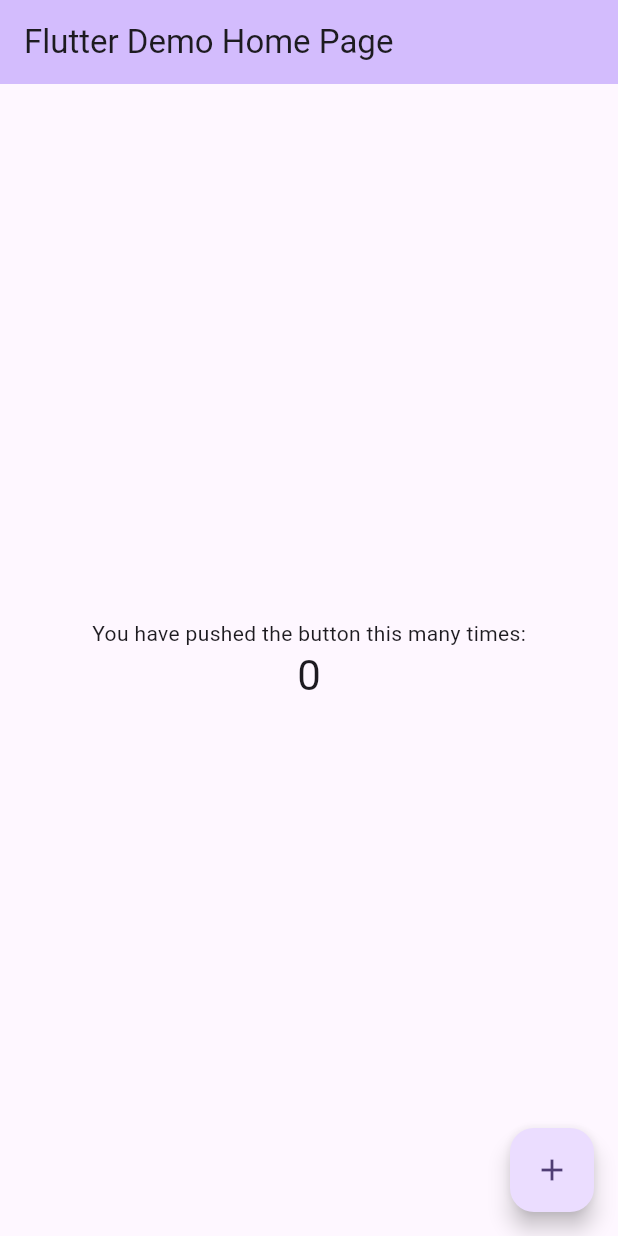
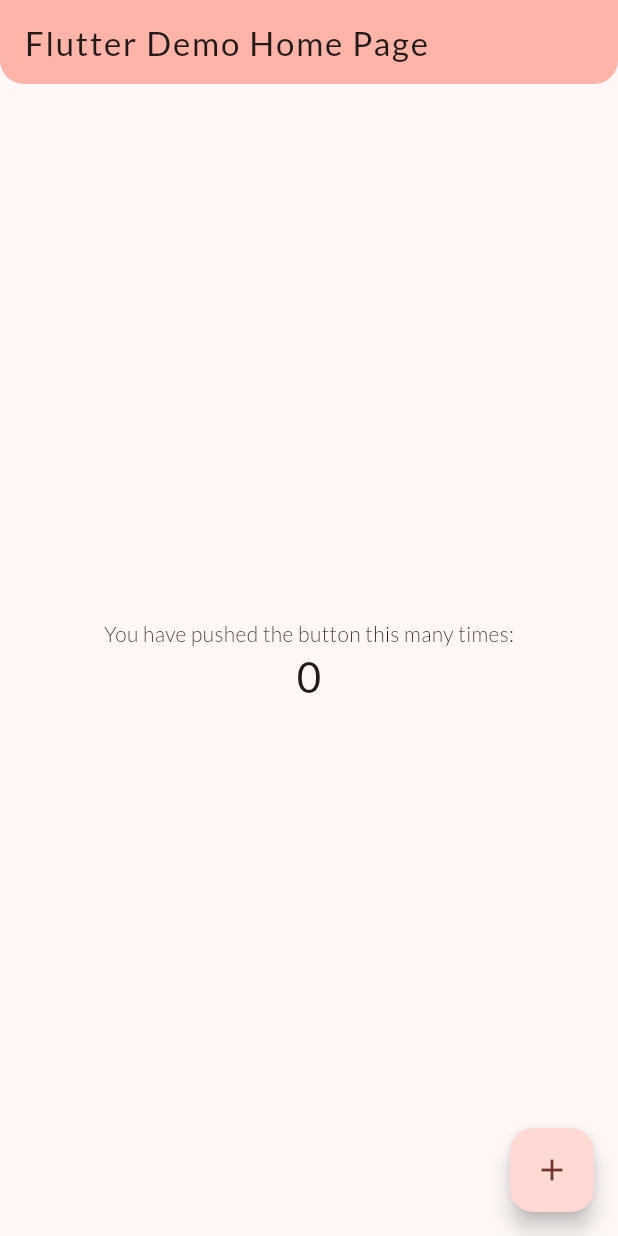
Before and after one commit to svenster18/restaurant, a Flutter app: the screen it shows after launch, on a phone screen of 412 x 824 dp. Run offline on Flutter 3.47's test engine with Material 3 defaults, Android fonts, the phone set to English and light mode, and no system bars; our stand-ins replace google_fonts.

Commit message:
feat: Implement Restaurant Theme and Typography
This commit introduces a new theming system for the application, including color and text styles.

-   Added `RestaurantTheme` to define light and dark themes.
-   Implemented `RestaurantTextStyles` to manage text styles, including display, headline, title, body, and label variants.
-   Created `RestaurantColors` to manage app color.
- Updated `main.dart` to use `RestaurantTheme`.
- Updated dependencies in `pubspec.yaml` and `pubspec.lock`.
- Reorganize `restaurant_colors.dart` under colors folder.

```diff
--- a/lib/main.dart
+++ b/lib/main.dart
@@ -1,4 +1,5 @@
 import 'package:flutter/material.dart';
+import 'package:restaurant/style/theme/restaurant_theme.dart';
 
 void main() {
   runApp(const MyApp());
@@ -11,25 +12,10 @@ class MyApp extends StatelessWidget {
   @override
   Widget build(BuildContext context) {
     return MaterialApp(
-      title: 'Flutter Demo',
-      theme: ThemeData(
-        // This is the theme of your application.
-        //
-        // TRY THIS: Try running your application with "flutter run". You'll see
-        // the application has a purple toolbar. Then, without quitting the app,
-        // try changing the seedColor in the colorScheme below to Colors.green
-        // and then invoke "hot reload" (save your changes or press the "hot
-        // reload" button in a Flutter-supported IDE, or press "r" if you used
-        // the command line to start the app).
-        //
-        // Notice that the counter didn't reset back to zero; the application
-        // state is not lost during the reload. To reset the state, use hot
-        // restart instead.
-        //
-        // This works for code too, not just values: Most code changes can be
-        // tested with just a hot reload.
-        colorScheme: ColorScheme.fromSeed(seedColor: Colors.deepPurple),
-      ),
+      title: 'Restaurant',
+      theme: RestaurantTheme.lightTheme,
+      darkTheme: RestaurantTheme.darkTheme,
+      themeMode: ThemeMode.system,
       home: const MyHomePage(title: 'Flutter Demo Home Page'),
     );
   }
--- /dev/null
+++ b/lib/style/theme/restaurant_theme.dart
@@ -0,0 +1,59 @@
+import 'package:flutter/material.dart';
+import 'package:restaurant/style/colors/restaurant_colors.dart';
+
+import '../typograhy/restaurant_text_styles.dart';
+
+class RestaurantTheme {
+
+  static ThemeData get lightTheme {
+    return ThemeData(
+      colorSchemeSeed: RestaurantColors.red.color,
+      brightness: Brightness.light,
+      textTheme: _textTheme,
+      useMaterial3: true,
+      appBarTheme: _appBarTheme,
+    );
+  }
+
+  static ThemeData get darkTheme {
+    return ThemeData(
+      colorSchemeSeed: RestaurantColors.red.color,
+      brightness: Brightness.dark,
+      textTheme: _textTheme,
+      useMaterial3: true,
+      appBarTheme: _appBarTheme,
+    );
+  }
+
+  static TextTheme get _textTheme {
+    return TextTheme(
+      displayLarge: RestaurantTextStyles.displayLarge,
+      displayMedium: RestaurantTextStyles.displayMedium,
+      displaySmall: RestaurantTextStyles.displaySmall,
+      headlineLarge: RestaurantTextStyles.headlineLarge,
+      headlineMedium: RestaurantTextStyles.headlineMedium,
+      headlineSmall: RestaurantTextStyles.headlineSmall,
+      titleLarge: RestaurantTextStyles.titleLarge,
+      titleMedium: RestaurantTextStyles.titleMedium,
+      titleSmall: RestaurantTextStyles.titleSmall,
+      bodyLarge: RestaurantTextStyles.bodyLargeBold,
+      bodyMedium: RestaurantTextStyles.bodyLargeMedium,
+      bodySmall: RestaurantTextStyles.bodyLargeRegular,
+      labelLarge: RestaurantTextStyles.labelLarge,
+      labelMedium: RestaurantTextStyles.labelMedium,
+      labelSmall: RestaurantTextStyles.labelSmall,
+    );
+  }
+
+  static AppBarTheme get _appBarTheme {
+    return AppBarTheme(
+        toolbarTextStyle: _textTheme.titleLarge,
+        shape: const RoundedRectangleBorder(
+          borderRadius: BorderRadius.only(
+            bottomLeft: Radius.circular(16),
+            bottomRight: Radius.circular(16),
+          ),
+        )
+    );
+  }
+}
--- /dev/null
+++ b/lib/style/typograhy/restaurant_text_styles.dart
@@ -0,0 +1,116 @@
+import 'package:flutter/widgets.dart';
+import 'package:google_fonts/google_fonts.dart';
+
+class RestaurantTextStyles {
+  static final TextStyle _commonStyle = GoogleFonts.lato();
+
+  static TextStyle displayLarge = _commonStyle.copyWith(
+    fontSize: 57,
+    fontWeight: FontWeight.w700,
+    height: 1.11,
+    letterSpacing: -2,
+  );
+
+  static TextStyle displayMedium = _commonStyle.copyWith(
+    fontSize: 45,
+    fontWeight: FontWeight.w600,
+    height: 1.17,
+    letterSpacing: -1,
+  );
+
+  static TextStyle displaySmall = _commonStyle.copyWith(
+    fontSize: 36,
+    fontWeight: FontWeight.w500,
+    height: 1.25,
+    letterSpacing: -1,
+  );
+
+  static TextStyle headlineLarge = _commonStyle.copyWith(
+    fontSize: 32,
+    fontWeight: FontWeight.w600,
+    height: 1.5,
+    letterSpacing: -1,
+  );
+
+  static TextStyle headlineMedium = _commonStyle.copyWith(
+    fontSize: 28,
+    fontWeight: FontWeight.w500,
+    height: 1.2,
+    letterSpacing: -1,
+  );
+
+  static TextStyle headlineSmall = _commonStyle.copyWith(
+    fontSize: 24,
+    fontWeight: FontWeight.w400,
+    height: 1.0,
+    letterSpacing: -1,
+  );
+
+  static TextStyle titleLarge = _commonStyle.copyWith(
+    fontSize: 22,
+    fontWeight: FontWeight.w500,
+    height: 1.2,
+    letterSpacing: 1.2,
+  );
+
+  /// titleMedium Text Style
+  static TextStyle titleMedium = _commonStyle.copyWith(
+    fontSize: 16,
+    fontWeight: FontWeight.w400,
+    height: 1.2,
+    letterSpacing: 1.2,
+  );
+
+  /// titleSmall Text Style
+  static TextStyle titleSmall = _commonStyle.copyWith(
+    fontSize: 14,
+    fontWeight: FontWeight.w300,
+    height: 1.2,
+    letterSpacing: 1.2,
+  );
+
+  /// bodyLargeBold Text Style
+  static TextStyle bodyLargeBold = _commonStyle.copyWith(
+    fontSize: 16,
+    fontWeight: FontWeight.w400,
+    height: 1.56,
+  );
+
+  /// bodyLargeMedium Text Style
+  static TextStyle bodyLargeMedium = _commonStyle.copyWith(
+    fontSize: 14,
+    fontWeight: FontWeight.w300,
+    height: 1.56,
+  );
+
+  /// bodyLargeRegular Text Style
+  static TextStyle bodyLargeRegular = _commonStyle.copyWith(
+    fontSize: 12,
+    fontWeight: FontWeight.w200,
+    height: 1.56,
+  );
+
+  /// labelLarge Text Style
+  static TextStyle labelLarge = _commonStyle.copyWith(
+    fontSize: 14,
+    fontWeight: FontWeight.w300,
+    height: 1.71,
+    letterSpacing: 1.3,
+  );
+
+  /// labelMedium Text Style
+  static TextStyle labelMedium = _commonStyle.copyWith(
+    fontSize: 12,
+    fontWeight: FontWeight.w200,
+    height: 1.4,
+    letterSpacing: 1.3,
+  );
+
+  /// labelSmall Text Style
+  static TextStyle labelSmall = _commonStyle.copyWith(
+    fontSize: 11,
+    fontWeight: FontWeight.w100,
+    height: 1.2,
+    letterSpacing: 1.3,
+  );
+}
--- a/pubspec.yaml
+++ b/pubspec.yaml
@@ -34,6 +34,9 @@ dependencies:
   # The following adds the Cupertino Icons font to your application.
   # Use with the CupertinoIcons class for iOS style icons.
   cupertino_icons: ^1.0.8
+  google_fonts: 6.2.1
+  provider: 6.1.4
+  http: 1.3.0
 
 dev_dependencies:
   flutter_test:
```
Also changed, not shown: lib/style/colors/restaurant_colors.dart (renamed from lib/style/restaurant_colors.dart), pubspec.lock.
